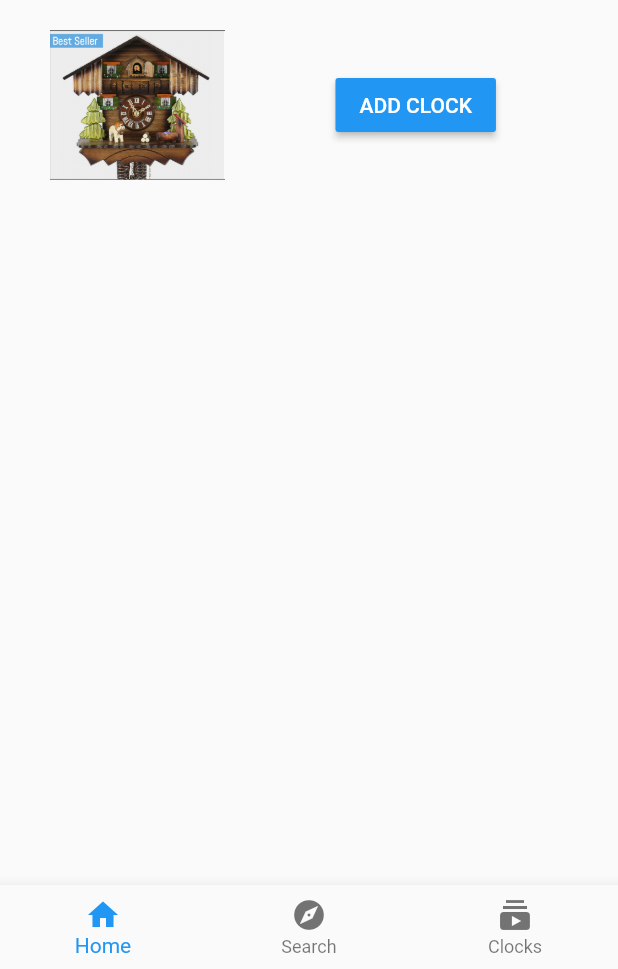
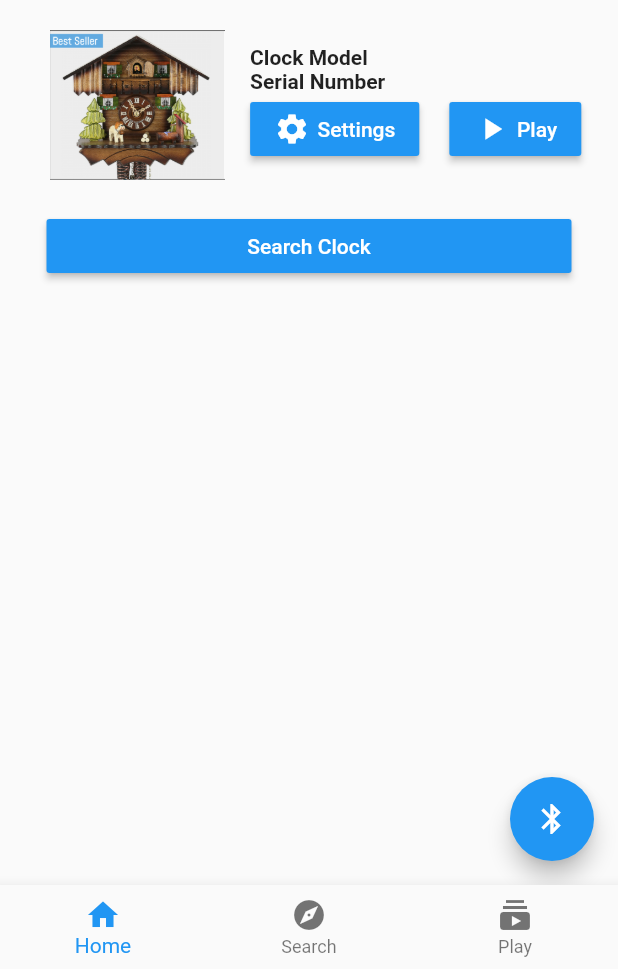
Before and after one commit to alechangbiao/cockoo_clock_ui, a Flutter app: the screen it shows after launch, on a phone screen of 412 x 824 dp, the part 267-1236 px from its top. Run offline on Flutter 3.47's test engine with Material 2 defaults, Android fonts, the phone set to English and light mode, and no system bars; missing offline and left inert: flutter_ble_lib.

Commit message:
route config & search screen

```diff
--- a/lib/main.dart
+++ b/lib/main.dart
@@ -1,5 +1,8 @@
+import 'package:cockoo_clock/root.dart';
 import 'package:flutter/material.dart';
-import 'package:cockoo_clock/screens/home_screen.dart';
+import 'package:provider/provider.dart';
+import 'package:cockoo_clock/services/navigation_service.dart';
+import 'package:cockoo_clock/screens/home/home_stack.dart';
 
 void main() {
   runApp(MyApp());
@@ -8,12 +11,25 @@ void main() {
 class MyApp extends StatelessWidget {
   @override
   Widget build(BuildContext context) {
-    return MaterialApp(
-      theme: ThemeData(
-        primarySwatch: Colors.blue,
+    return MultiProvider(
+      providers: [
+        ChangeNotifierProvider(create: (context) => NavigationService()),
+      ],
+      child: MaterialApp(
+        theme: ThemeData(
+          primarySwatch: Colors.blue,
+        ),
+        debugShowCheckedModeBanner: false,
+        home: Root(),
       ),
-      debugShowCheckedModeBanner: false,
-      home: HomeScreen(),
     );
+
+    // return MaterialApp(
+    //   theme: ThemeData(
+    //     primarySwatch: Colors.blue,
+    //   ),
+    //   debugShowCheckedModeBanner: false,
+    //   home: HomeScreen(),
+    // );
   }
 }
--- /dev/null
+++ b/lib/root.dart
@@ -0,0 +1,32 @@
+import 'package:cockoo_clock/widgets/bottom_nav_bar.dart';
+import 'package:flutter/material.dart';
+import 'package:provider/provider.dart';
+import 'package:cockoo_clock/services/navigation_service.dart';
+import 'package:cockoo_clock/screens/home/home_stack.dart';
+import 'package:cockoo_clock/screens/play/play_stack.dart';
+import 'package:cockoo_clock/screens/search/search_stack.dart';
+
+class Root extends StatelessWidget {
+  final List<Widget> _stacks = [
+    HomeStack(),
+    SearchStack(),
+    PlayStack(),
+  ];
+
+  @override
+  Widget build(BuildContext context) {
+    NavigationService _nav = Provider.of<NavigationService>(context);
+
+    return WillPopScope(
+      onWillPop: () async =>
+          !await _nav.currentNavigatorkey.currentState.maybePop(),
+      child: Scaffold(
+        body: IndexedStack(
+          index: _nav.currentTabIndex,
+          children: this._stacks,
+        ),
+        bottomNavigationBar: BottomNavBar(),
+      ),
+    );
+  }
+}
--- /dev/null
+++ b/lib/screens/home/home_stack.dart
@@ -0,0 +1,129 @@
+import 'package:flutter/material.dart';
+import 'package:provider/provider.dart';
+import 'package:cockoo_clock/screens/ble_test.dart';
+import 'package:cockoo_clock/screens/settings/setting_screen.dart';
+import 'package:cockoo_clock/services/navigation_service.dart';
+
+class HomeStack extends StatelessWidget {
+  @override
+  Widget build(BuildContext context) {
+    return Navigator(
+      key: NavigationService.kHomeStack,
+      onGenerateRoute: (RouteSettings settings) {
+        return MaterialPageRoute(
+            settings: settings,
+            builder: (BuildContext context) => _homeScreen(context));
+      },
+    );
+  }
+
+  Scaffold _homeScreen(BuildContext context) {
+    NavigationService _nav = Provider.of<NavigationService>(context);
+
+    return Scaffold(
+      appBar: AppBar(
+        title: Text('Home'),
+        actions: [
+          Icon(Icons.more_vert),
+          SizedBox(width: 10),
+        ],
+      ),
+      body: Container(
+        child: Padding(
+          padding: const EdgeInsets.all(8.0),
+          child: Column(
+            children: [
+              Image.asset("assets/logo.png"),
+              SizedBox(height: 20),
+              Row(
+                children: [
+                  SizedBox(width: 25),
+                  Image.asset("assets/clock.png", height: 100),
+                  Spacer(),
+                  Column(
+                    crossAxisAlignment: CrossAxisAlignment.start,
+                    children: <Widget>[
+                      Text(
+                        'Clock Model',
+                        style: TextStyle(fontWeight: FontWeight.bold),
+                      ),
+                      Text(
+                        'Serial Number',
+                        style: TextStyle(fontWeight: FontWeight.bold),
+                      ),
+                      Row(
+                        children: <Widget>[
+                          RaisedButton(
+                            onPressed: () {
+                              Navigator.of(context, rootNavigator: true).push(
+                                MaterialPageRoute(
+                                  builder: (BuildContext context) =>
+                                      SettingScreen(),
+                                  fullscreenDialog: true,
+                                ),
+                              );
+                            },
+                            color: Colors.blue,
+                            child: Row(
+                              children: [
+                                Icon(Icons.settings, color: Colors.white),
+                                SizedBox(width: 5),
+                                Text(
+                                  'Settings',
+                                  style: TextStyle(color: Colors.white),
+                                ),
+                              ],
+                            ),
+                          ),
+                          SizedBox(width: 20),
+                          RaisedButton(
+                            onPressed: () {},
+                            color: Colors.blue,
+                            child: Row(
+                              children: [
+                                Icon(Icons.play_arrow, color: Colors.white),
+                                SizedBox(width: 5),
+                                Text(
+                                  'Play',
+                                  style: TextStyle(color: Colors.white),
+                                ),
+                              ],
+                            ),
+                          ),
+                        ],
+                      ),
+                    ],
+                  ),
+                  Spacer(),
+                ],
+              ),
+              SizedBox(height: 20),
+              SizedBox(
+                width: 350,
+                child: RaisedButton(
+                  onPressed: () => _nav.tabIndex = 1,
+                  color: Colors.blue,
+                  child: Text(
+                    'Search Clock',
+                    style: TextStyle(color: Colors.white),
+                  ),
+                ),
+              ),
+            ],
+          ),
+        ),
+      ),
+      floatingActionButton: FloatingActionButton(
+        onPressed: () {
+          Navigator.of(context, rootNavigator: true).push(
+            MaterialPageRoute(
+              builder: (context) => BleTest(),
+              fullscreenDialog: true,
+            ),
+          );
+        },
+        child: Icon(Icons.bluetooth),
+      ),
+    );
+  }
+}
--- a/lib/screens/home_screen.dart
+++ /dev/null
@@ -1,50 +0,0 @@
-import 'package:cockoo_clock/screens/setting_screen.dart';
-import 'package:cockoo_clock/widgets/bottom_nav_bar.dart';
-import 'package:flutter/material.dart';
-
-class HomeScreen extends StatelessWidget {
-  @override
-  Widget build(BuildContext context) {
-    return Scaffold(
-      appBar: AppBar(
-        title: Text('Home'),
-        actions: [
-          Icon(Icons.more_vert),
-          SizedBox(width: 10),
-        ],
-      ),
-      body: Container(
-        child: Padding(
-          padding: const EdgeInsets.all(8.0),
-          child: Column(
-            children: [
-              Image.asset("assets/logo.png"),
-              SizedBox(height: 20),
-              Row(
-                children: [
-                  SizedBox(width: 25),
-                  Image.asset("assets/clock.png", height: 100),
-                  Spacer(),
-                  RaisedButton(
-                    onPressed: () => Navigator.of(context).push(
-                      MaterialPageRoute(
-                        builder: (BuildContext context) => SettingScreen(),
-                      ),
-                    ),
-                    color: Colors.blue,
-                    child: Text(
-                      'ADD CLOCK',
-                      style: TextStyle(color: Colors.white),
-                    ),
-                  ),
-                  Spacer(),
-                ],
-              ),
-            ],
-          ),
-        ),
-      ),
-      bottomNavigationBar: MyBottomNavBar(),
-    );
-  }
-}
--- /dev/null
+++ b/lib/services/navigation_service.dart
@@ -0,0 +1,37 @@
+import 'package:flutter/material.dart';
+
+class NavigationService with ChangeNotifier {
+  static final kHomeStack = GlobalKey<NavigatorState>();
+  static final kSearchStack = GlobalKey<NavigatorState>();
+  static final kPlayStack = GlobalKey<NavigatorState>();
+
+  static final List<GlobalKey<NavigatorState>> _navigatorKeys = [
+    kHomeStack,
+    kSearchStack,
+    kPlayStack,
+  ];
+
+  static int _currentTabIndex = 0;
+
+  static GlobalKey<NavigatorState> get currentStack {
+    return _navigatorKeys[_currentTabIndex];
+  }
+
+  static NavigatorState get currentStackState {
+    return currentStack.currentState;
+  }
+
+  List<GlobalKey<NavigatorState>> get navigatorKeys => _navigatorKeys;
+
+  GlobalKey<NavigatorState> get currentNavigatorkey =>
+      _navigatorKeys[_currentTabIndex];
+
+  int get currentTabIndex => _currentTabIndex;
+
+  set tabIndex(int newIndex) {
+    _currentTabIndex != newIndex
+        ? _currentTabIndex = newIndex
+        : currentStack.currentState.popUntil((route) => route.isFirst);
+    notifyListeners();
+  }
+}
--- a/lib/widgets/bottom_nav_bar.dart
+++ b/lib/widgets/bottom_nav_bar.dart
@@ -1,13 +1,19 @@
 import 'package:flutter/material.dart';
+import 'package:provider/provider.dart';
+import 'package:cockoo_clock/services/navigation_service.dart';
 
-class MyBottomNavBar extends StatelessWidget {
-  const MyBottomNavBar({
+class BottomNavBar extends StatelessWidget {
+  const BottomNavBar({
     Key key,
   }) : super(key: key);
 
   @override
   Widget build(BuildContext context) {
+    NavigationService _nav = Provider.of<NavigationService>(context);
+
     return BottomNavigationBar(
+      currentIndex: _nav.currentTabIndex,
+      onTap: (index) => _nav.tabIndex = index,
       items: [
         BottomNavigationBarItem(
           icon: Icon(Icons.home),
@@ -19,7 +25,7 @@ class MyBottomNavBar extends StatelessWidget {
         ),
         BottomNavigationBarItem(
           icon: Icon(Icons.subscriptions),
-          label: 'Clocks',
+          label: 'Play',
         ),
       ],
     );
--- a/pubspec.yaml
+++ b/pubspec.yaml
@@ -23,6 +23,8 @@ environment:
 dependencies:
   flutter:
     sdk: flutter
+  flutter_ble_lib: ^2.3.1
+  provider: ^4.3.2+3
 
   # The following adds the Cupertino Icons font to your application.
   # Use with the CupertinoIcons class for iOS style icons.
```
Also changed, not shown: lib/screens/ble_test.dart (added, +54 -0 lines), lib/screens/play/play_stack.dart (renamed from lib/screens/setting_screen.dart, +40 -34 lines), lib/screens/search/search_stack.dart (added, +108 -0 lines), lib/screens/settings/setting_screen.dart (added, +153 -0 lines), lib/services/ble_service.dart (added, +65 -0 lines), pubspec.lock, 8 other files.
